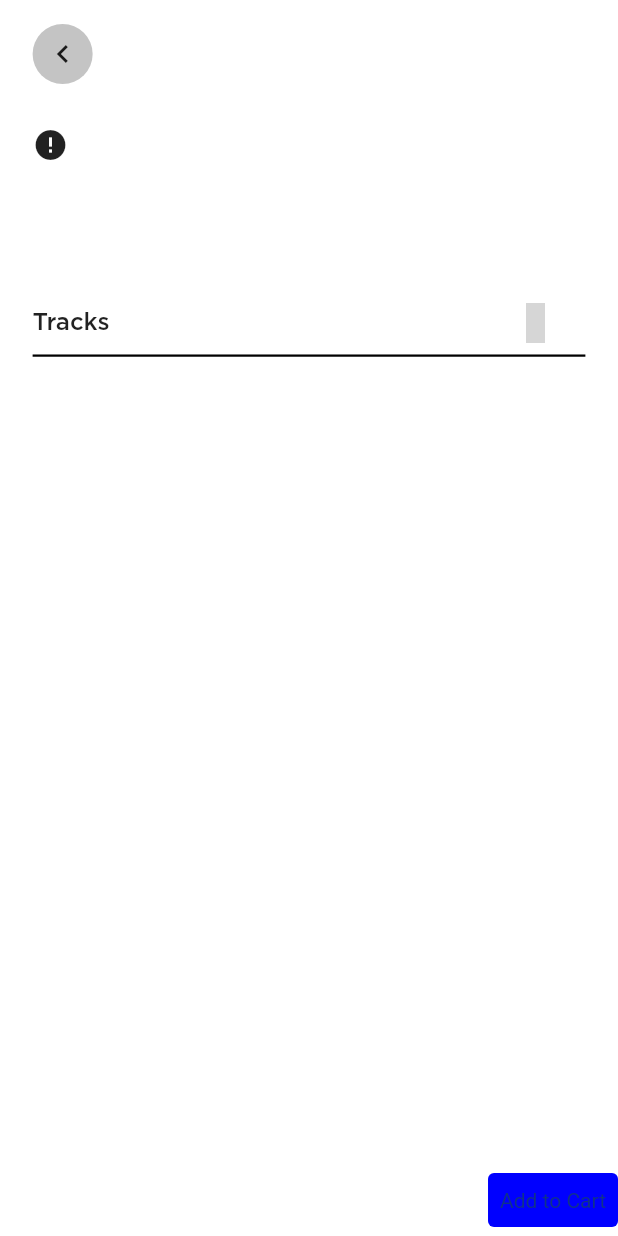
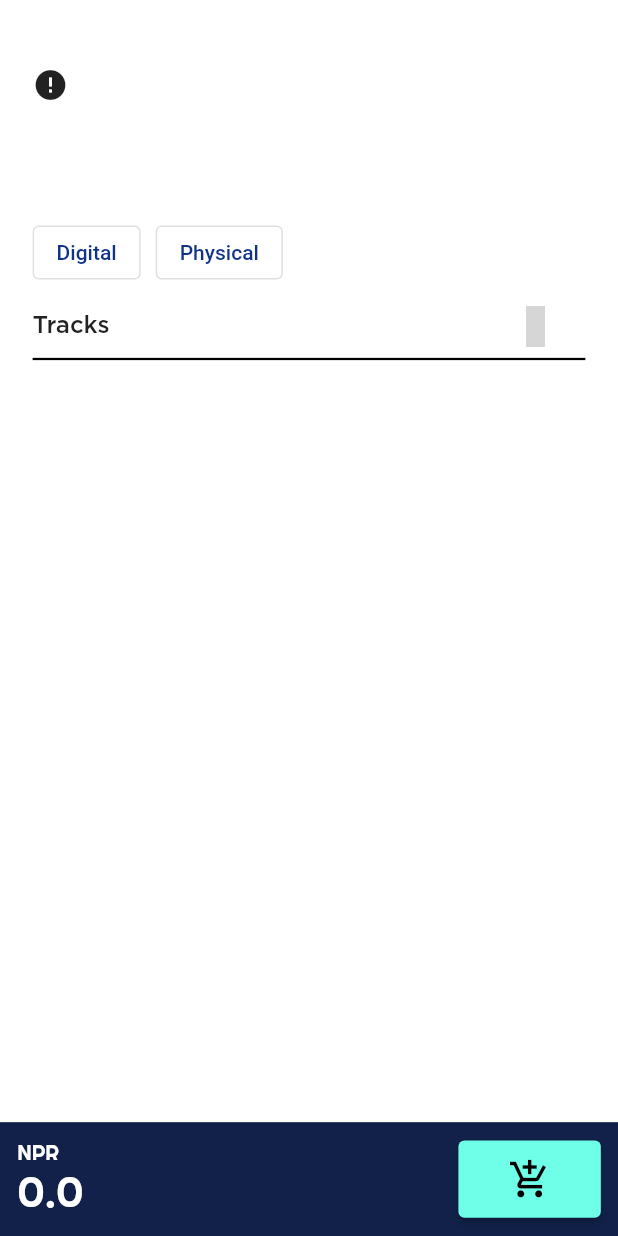
Before and after one commit to Ayushrestha05/LevelUp_EGoods_Flutter, a Flutter app: the MusicViewScreen screen opened directly with empty values, on a phone screen of 412 x 824 dp. Run offline on Flutter 3.47's test engine with Material 2 defaults, Android fonts, the phone set to English and light mode, and no system bars; drawn by our look-alikes of cached_network_image; our stand-ins replace audio_video_progress_bar, flutter_svg, form_field_validator, just_audio, shared_preferences; missing offline and left inert: alert, antdesign_icons; accounts and stored records are empty; network calls fail; statements that could not run were skipped; grey boxes are pictures that could not be loaded.

Commit message:
Updated UI for Music Screen

```diff
--- a/lib/screens/items/music/music_item_view.dart
+++ b/lib/screens/items/music/music_item_view.dart
@@ -1,8 +1,8 @@
 import 'package:antdesign_icons/antdesign_icons.dart';
 import 'package:cached_network_image/cached_network_image.dart';
-import 'package:flutter/cupertino.dart';
 import 'package:flutter/material.dart';
 import 'package:levelup_egoods/screens/items/music/music_player.dart';
+import 'package:levelup_egoods/utilities/auth.dart';
 import 'package:levelup_egoods/utilities/models/music.dart';
 import 'package:levelup_egoods/utilities/size_config.dart';
 import 'package:levelup_egoods/widgets/buttons.dart';
@@ -10,38 +10,75 @@ import 'package:provider/provider.dart';
 
 class MusicViewScreen extends StatelessWidget {
   final String imageURL;
-  MusicViewScreen({Key? key, required this.imageURL}) : super(key: key);
+  const MusicViewScreen({Key? key, required this.imageURL}) : super(key: key);
 
   @override
   Widget build(BuildContext context) {
     final musicData = Provider.of<Music>(context);
+    final auth = Provider.of<Auth>(context, listen: false);
     return SafeArea(
       child: Scaffold(
-        bottomNavigationBar: Row(
+        bottomNavigationBar: Container(
+          color: const Color(0xFF112149),
+          padding: EdgeInsets.symmetric(
+              horizontal: rWidth(10), vertical: rWidth(10)),
+          child: Row(
             children: [
-            Spacer(),
-            TextButton(
-              onPressed: () {},
-              child: Text('Add to Cart'),
-              style: ButtonStyle(
-                  backgroundColor: MaterialStateProperty.all(
-                    Color(0xFF0000FF),
+              Column(
+                mainAxisSize: MainAxisSize.min,
+                crossAxisAlignment: CrossAxisAlignment.start,
+                children: [
+                  const Text(
+                    'NPR',
+                    style:
+                        TextStyle(fontFamily: 'Righteous', color: Colors.white),
                   ),
-                  textStyle: MaterialStateProperty.all(
-                      TextStyle(color: Color(0xFFFFFFFF)))),
+                  Text(
+                    musicData.selectedPrice.toString(),
+                    style: TextStyle(
+                        fontFamily: 'Righteous',
+                        color: Colors.white,
+                        fontSize: rWidth(25)),
                   )
                 ],
               ),
-        body: Container(
+              const Spacer(),
+              ElevatedButton(
+                onPressed: () {
+                  auth.addToCart(
+                    context,
+                    musicData.id,
+                    musicData.isSelected,
+                  );
+                },
+                child: Padding(
+                  padding: EdgeInsets.symmetric(
+                      horizontal: rWidth(15), vertical: rWidth(10)),
+                  child: Icon(
+                    Icons.add_shopping_cart,
+                    color: Colors.black,
+                    size: rWidth(25),
+                  ),
+                ),
+                style: ButtonStyle(
+                  backgroundColor: MaterialStateProperty.all(
+                    const Color(0xFF6FFFE9),
+                  ),
+                ),
+              )
+            ],
+          ),
+        ),
+        body: SingleChildScrollView(
+          child: Container(
             margin: EdgeInsets.symmetric(
                 horizontal: rWidth(19), vertical: rWidth(14)),
             child: Column(
               crossAxisAlignment: CrossAxisAlignment.start,
               mainAxisAlignment: MainAxisAlignment.start,
               children: [
-              buildBackButton(context),
                 Container(
-                margin: EdgeInsets.symmetric(vertical: rWidth(25)),
+                  margin: EdgeInsets.only(top: rWidth(25), bottom: rWidth(10)),
                   child: Row(
                     crossAxisAlignment: CrossAxisAlignment.start,
                     mainAxisAlignment: MainAxisAlignment.start,
@@ -69,8 +106,8 @@ class MusicViewScreen extends StatelessWidget {
                       ),
                       Expanded(
                         child: Container(
-                        margin:
-                            EdgeInsets.only(left: rWidth(15), top: rWidth(10)),
+                          margin: EdgeInsets.only(
+                              left: rWidth(15), top: rWidth(10)),
                           child: Column(
                             crossAxisAlignment: CrossAxisAlignment.start,
                             children: [
@@ -99,6 +136,42 @@ class MusicViewScreen extends StatelessWidget {
                           ),
                         ),
                       )
+                    ],
+                  ),
+                ),
+                Container(
+                  margin: EdgeInsets.only(bottom: rWidth(10)),
+                  child: Row(
+                    children: [
+                      musicData.isSelected == 'digital'
+                          ? ElevatedButton(
+                              child: Text('Digital'),
+                              onPressed: () {
+                                musicData.setSelectedValue('digital');
+                              },
+                            )
+                          : OutlinedButton(
+                              child: Text('Digital'),
+                              onPressed: () {
+                                musicData.setSelectedValue('digital');
+                              },
+                            ),
+                      SizedBox(
+                        width: 10,
+                      ),
+                      musicData.isSelected == 'physical'
+                          ? ElevatedButton(
+                              child: Text('Physical'),
+                              onPressed: () {
+                                musicData.setSelectedValue('physical');
+                              },
+                            )
+                          : OutlinedButton(
+                              child: Text('Physical'),
+                              onPressed: () {
+                                musicData.setSelectedValue('physical');
+                              },
+                            ),
                     ],
                   ),
                 ),
@@ -145,7 +218,8 @@ class MusicViewScreen extends StatelessWidget {
                                                 trackName:
                                                     musicData.albumTracks[index]
                                                         ['track_name'],
-                                              url: musicData.albumTracks[index]
+                                                url:
+                                                    musicData.albumTracks[index]
                                                         ['track_file'],
                                                 id: musicData.id,
                                                 albumName: musicData.albumName,
@@ -178,6 +252,7 @@ class MusicViewScreen extends StatelessWidget {
             ),
           ),
         ),
+      ),
     );
   }
 }
--- a/lib/utilities/models/music.dart
+++ b/lib/utilities/models/music.dart
@@ -5,9 +5,11 @@ import 'package:http/http.dart' as http;
 import 'package:levelup_egoods/utilities/constants.dart';
 
 class Music with ChangeNotifier {
-  int _id = 0, _digitalPrice = 0, _physicalPrice = 0;
+  int _id = 0;
+  double _digitalPrice = 0, _physicalPrice = 0, _selectedPrice = 0;
   String _albumName = '', _albumArtist = '', _albumImage = '', _albumType = '';
   var _albumTracks = [];
+  String _isSelected = '';
 
   get id => _id;
   get albumName => _albumName;
@@ -17,6 +19,8 @@ class Music with ChangeNotifier {
   get digitalPrice => _digitalPrice;
   get physicalPrice => _physicalPrice;
   get albumTracks => _albumTracks;
+  get isSelected => _isSelected;
+  get selectedPrice => _selectedPrice;
 
   void getAlbumDetails() async {
     var response = await http.get(Uri.parse('$apiUrl/items/music-data/$id'),
@@ -28,10 +32,33 @@ class Music with ChangeNotifier {
     _albumArtist = decode['item_details']['item_description'];
     _albumImage = decode['item_details']['item_image'];
     _albumType = decode['album_details']['album_type'];
-    _digitalPrice = decode['album_details']['digital_price'];
-    _physicalPrice = decode['album_details']['physical_price'];
+    _digitalPrice = decode['album_details']['digital_price'].toDouble();
+    _physicalPrice = decode['album_details']['physical_price'].toDouble();
     _albumTracks = decode['album_tracks'];
 
+    if (_digitalPrice == 0) {
+      _isSelected = 'physical';
+    } else {
+      _isSelected = 'digital';
+    }
+
+    getValue(_isSelected);
+    notifyListeners();
+  }
+
+  void setSelectedValue(String type) {
+    _isSelected = type;
+    getValue(_isSelected);
+    notifyListeners();
+  }
+
+  void getValue(String type) {
+    _isSelected = type;
+    if (_isSelected == 'physical') {
+      _selectedPrice = physicalPrice;
+    } else {
+      _selectedPrice = _digitalPrice;
+    }
     notifyListeners();
   }
 
```
Lines whose indentation alone changed are shown as unchanged.
